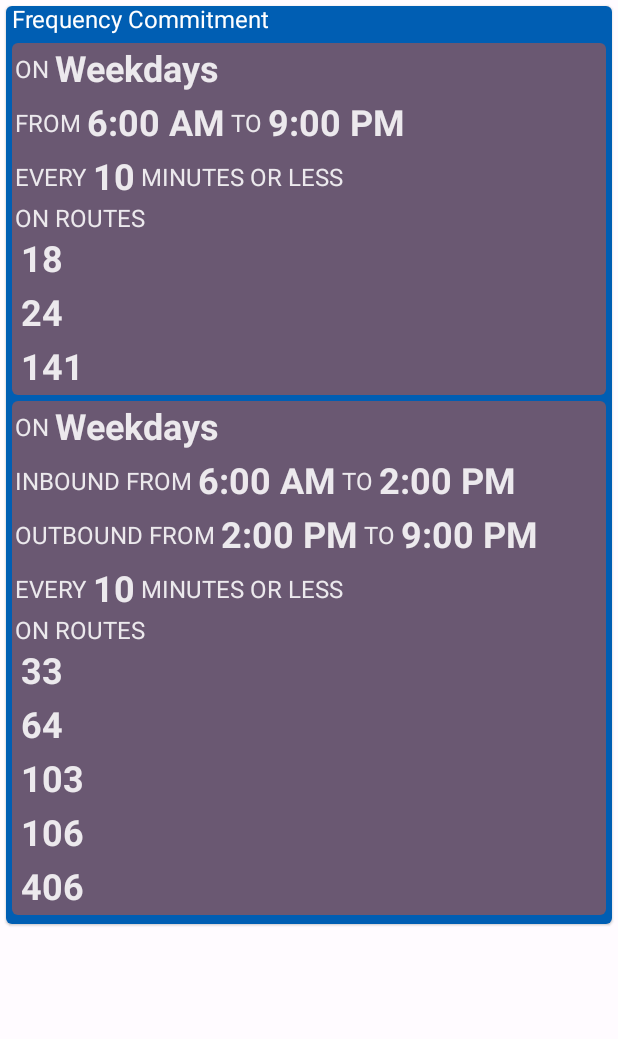
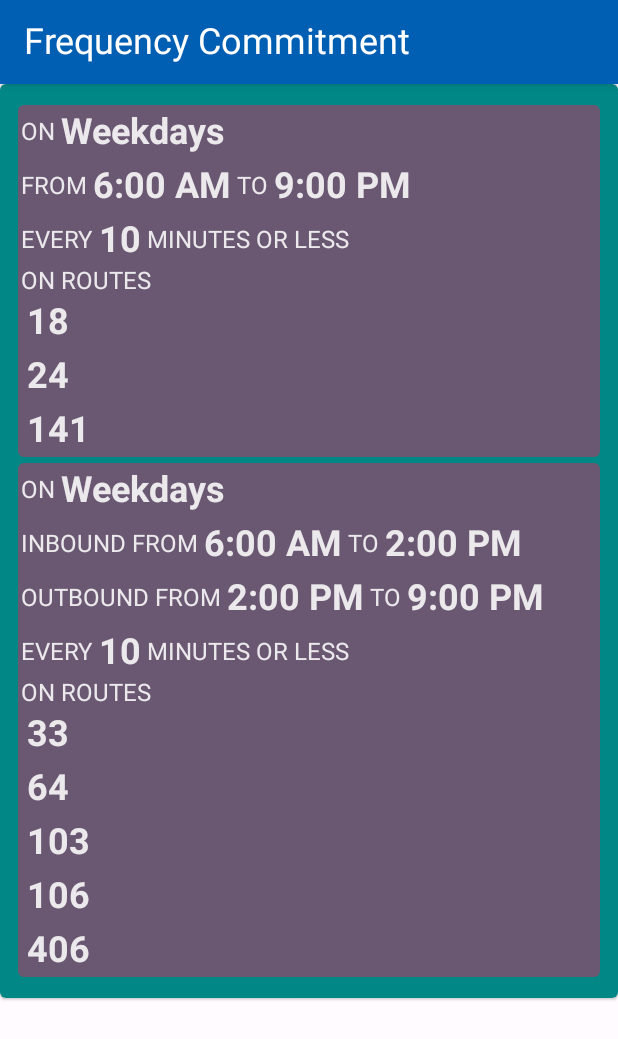
Before and after one commit to alandovskis/mobilispect, an Android app built with Jetpack Compose: the screen it shows after launch (MainActivity), on a phone screen of 412 x 824 dp. Shown: the top 1039 px of the screen. Run offline under Robolectric (Android 15) with nearby library versions, the phone set to English and light mode, and no system bars; our stand-ins replace Dagger/Hilt's generated code, Room's generated code, livedata-compose.

Commit message:
Add top app bar

```diff
--- a/android/src/main/java/com/mobilispect/android/ui/MainActivity.kt
+++ b/android/src/main/java/com/mobilispect/android/ui/MainActivity.kt
@@ -3,7 +3,13 @@ package com.mobilispect.android.ui
 import android.os.Bundle
 import androidx.activity.ComponentActivity
 import androidx.activity.compose.setContent
+import androidx.compose.material.MaterialTheme
 import androidx.compose.material.Scaffold
+import androidx.compose.material.Text
+import androidx.compose.material.TopAppBar
+import androidx.compose.runtime.Composable
+import androidx.compose.ui.res.stringResource
+import com.mobilispect.android.R
 import com.mobilispect.android.ui.frequency.FrequencyCommitmentCard
 import com.mobilispect.android.ui.theme.MobilispectTheme
 import dagger.hilt.android.AndroidEntryPoint
@@ -14,10 +20,20 @@ class MainActivity : ComponentActivity() {
         super.onCreate(savedInstanceState)
         setContent {
             MobilispectTheme {
-                Scaffold {
+                Scaffold(topBar = { TopBar() }) {
                     FrequencyCommitmentCard()
                 }
             }
         }
     }
+
+    @Composable
+    private fun TopBar() {
+        TopAppBar(title = {
+            Text(
+                text = stringResource(id = R.string.frequency_commitment),
+                style = MaterialTheme.typography.h5
+            )
+        })
+    }
 }
--- a/android/src/main/java/com/mobilispect/android/ui/frequency/FrequencyCommitmentCard.kt
+++ b/android/src/main/java/com/mobilispect/android/ui/frequency/FrequencyCommitmentCard.kt
@@ -20,6 +20,7 @@ import androidx.compose.ui.unit.dp
 import androidx.compose.ui.unit.sp
 import androidx.lifecycle.viewmodel.compose.viewModel
 import com.mobilispect.android.R
+import com.mobilispect.common.data.frequency.item
 
 @Composable
 fun FrequencyCommitmentCard(frequencyCommitmentViewModel: FrequencyCommitmentViewModel = viewModel()) {
@@ -27,23 +28,14 @@ fun FrequencyCommitmentCard(frequencyCommitmentViewModel: FrequencyCommitmentVie
     val uiState: FrequencyCommitmentUIState? by frequencyCommitmentViewModel.details.observeAsState()
     val items = uiState?.items ?: return
     Card(
-        backgroundColor = MaterialTheme.colors.primary, modifier = Modifier
+        backgroundColor = MaterialTheme.colors.secondaryVariant,
+        contentColor = MaterialTheme.colors.onSecondary,
+        modifier = Modifier
             .fillMaxWidth()
-            .padding(4.dp)
     )
     {
         Column {
-            val subtitle1 = MaterialTheme.typography.subtitle1
-            Text(
-                color = MaterialTheme.colors.onPrimary,
-                text = stringResource(R.string.frequency_commitment),
-                fontSize = subtitle1.fontSize,
-                fontWeight = subtitle1.fontWeight,
-                fontStyle = subtitle1.fontStyle,
-                modifier = Modifier.padding(start = 4.dp)
-            )
-
-            LazyColumn(modifier = Modifier.padding(4.dp), content = {
+            LazyColumn(modifier = Modifier.padding(12.dp), content = {
                 for (item in items) {
                     item {
                         FrequencyCommitmentItemEntry(item)
```
